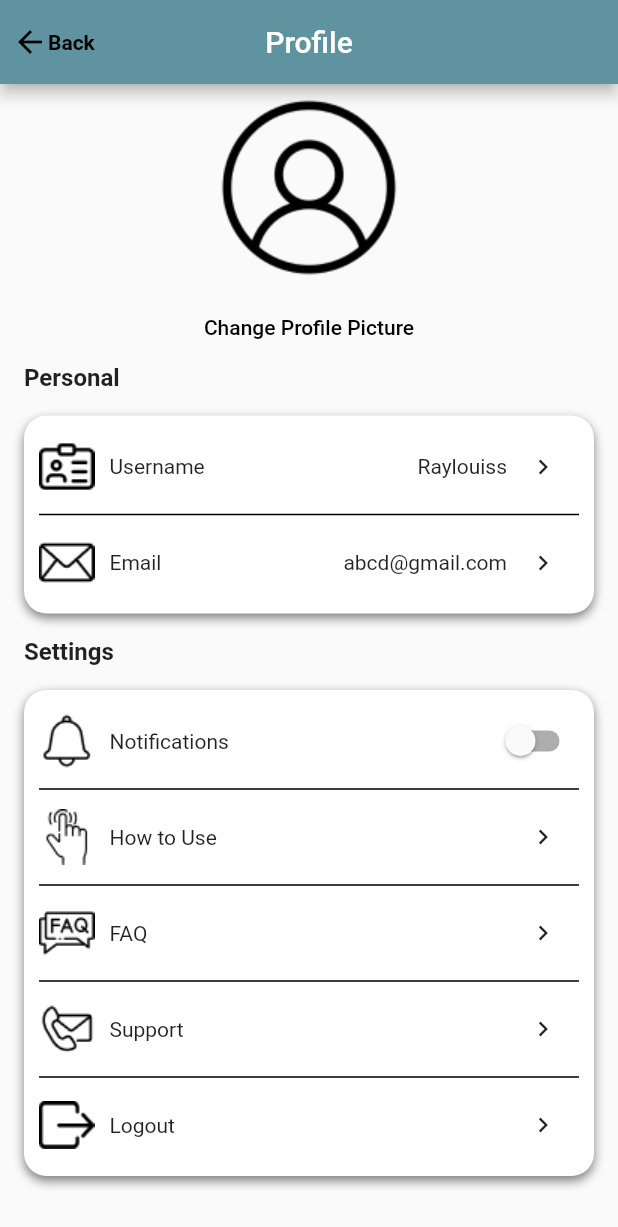
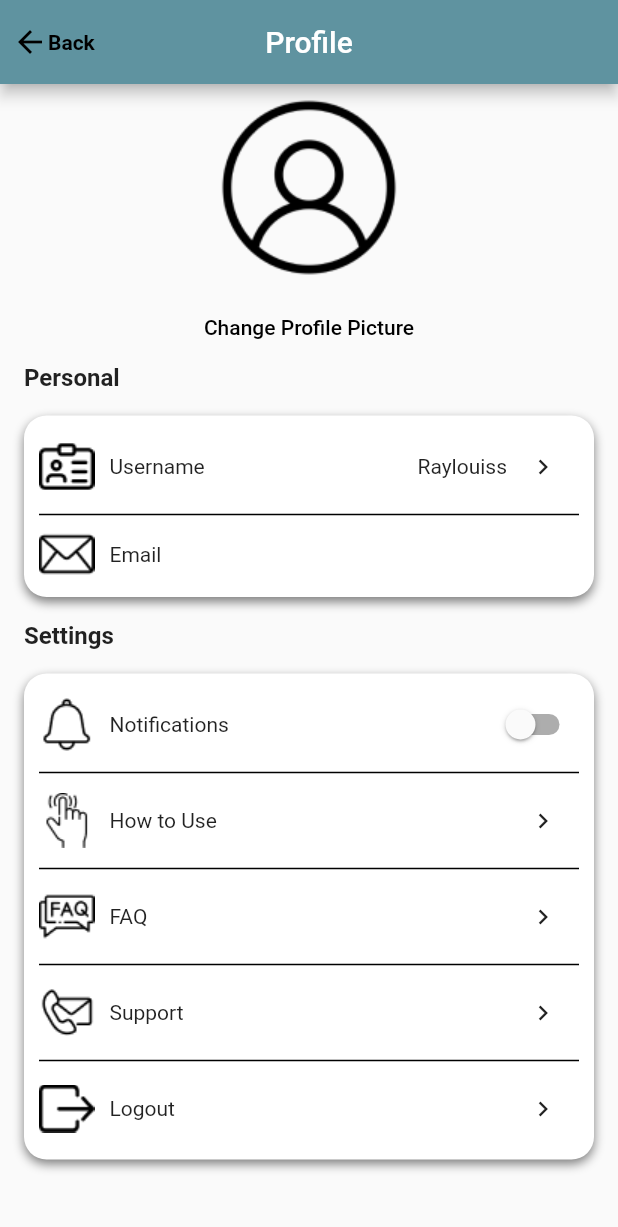
Before and after one commit to Raylouiss/DermaticaAI_FE, a Flutter app: the Profile screen opened directly, on a phone screen of 412 x 824 dp. Shown: the top 1227 px of the screen. Run offline on Flutter 3.47's test engine with Material 2 defaults, Android fonts, the phone set to English and light mode, and no system bars; our stand-ins replace camera, image_picker; missing offline and left inert: avatars; network calls fail.

Commit message:
fix : routing + delete email

```diff
--- a/lib/main.dart
+++ b/lib/main.dart
@@ -33,7 +33,7 @@ class MyApp extends StatelessWidget {
       theme: ThemeData(
         primarySwatch: Colors.red,
       ),
-      home: FAQ(),
+      home: SplashScreen(),
     );
   }
 }
--- a/lib/screen/home.dart
+++ b/lib/screen/home.dart
@@ -38,7 +38,7 @@ class _HomeState extends State<Home> {
         onPressed: () {
           Navigator.push(
             context,
-            MaterialPageRoute(builder: (context) => Camera(currentTab: currentTab, onTabChanged: (index) => setState(() => currentTab = index))),
+            MaterialPageRoute(builder: (context) => Camera(currentTab: 4, onTabChanged: (index) => setState(() => currentTab = index))),
           );
         },
       ),
--- a/lib/screen/profile.dart
+++ b/lib/screen/profile.dart
@@ -3,6 +3,7 @@ import 'package:firstapp/screen/support.dart';
 import 'package:flutter/material.dart';
 
 import 'Login.dart';
+import 'faq.dart';
 
 class Profile extends StatefulWidget {
   const Profile({super.key});
@@ -107,17 +108,17 @@ class _ProfileState extends State<Profile> {
                           Text('Email'),
                         ],
                       ),
-                      Row(
-                        children: [
-                          Text('abcd@gmail.com'),
-                          IconButton(
-                            icon: Icon(Icons.chevron_right, size: 20),
-                            onPressed: () {
-                              // Your action here
-                            },
-                          )
-                        ],
-                      ),
+                      // Row(
+                      //   children: [
+                      //     Text('abcd@gmail.com'),
+                      //     IconButton(
+                      //       icon: Icon(Icons.chevron_right, size: 20),
+                      //       onPressed: () {
+                      //         // Your action here
+                      //       },
+                      //     )
+                      //   ],
+                      // ),
                     ],
                   ),
                 ],
@@ -220,7 +221,10 @@ class _ProfileState extends State<Profile> {
                         children: [IconButton(
                             icon: Icon(Icons.chevron_right, size: 20),
                             onPressed: () {
-                              // Your action here
+                              Navigator.push(
+                                context,
+                                MaterialPageRoute(builder: (context) => FAQ()),
+                              );
                             },
                           )
                         ],
```
Also changed, not shown: lib/screen/dashboard.dart (+6 -1 lines).
